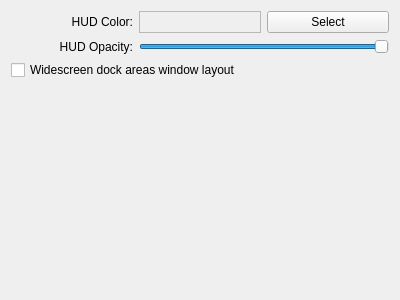
marek-cel/mscsim-cc0, file src/gui/PageGeneral.ui: the form before one commit.
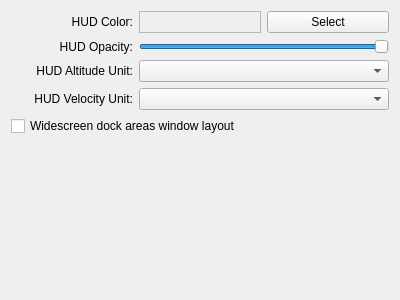
The form after the commit. Custom widgets are drawn as their Qt base class.

```diff
--- a/src/gui/PageGeneral.ui
+++ b/src/gui/PageGeneral.ui
@@ -17,6 +17,19 @@
    <locale language="English" country="UnitedStates"/>
   </property>
   <layout class="QGridLayout" name="gridLayout">
+   <item row="3" column="0">
+    <widget class="QLabel" name="labelHudVelocity">
+     <property name="text">
+      <string>HUD Velocity Unit:</string>
+     </property>
+     <property name="alignment">
+      <set>Qt::AlignRight|Qt::AlignTrailing|Qt::AlignVCenter</set>
+     </property>
+     <property name="buddy">
+      <cstring>comboBoxHudVelocity</cstring>
+     </property>
+    </widget>
+   </item>
    <item row="0" column="2">
     <widget class="QPushButton" name="pushButtonHudColor">
      <property name="text">
@@ -37,7 +50,7 @@
      </property>
     </widget>
    </item>
-   <item row="3" column="0" colspan="3">
+   <item row="6" column="0" colspan="3">
     <spacer name="verticalSpacer">
      <property name="orientation">
       <enum>Qt::Vertical</enum>
@@ -89,15 +102,46 @@
      </property>
     </widget>
    </item>
-   <item row="2" column="0" colspan="3">
+   <item row="5" column="0" colspan="3">
     <widget class="QCheckBox" name="checkBoxWidescreen">
      <property name="text">
       <string>Widescreen dock areas window layout</string>
      </property>
     </widget>
    </item>
+   <item row="2" column="0">
+    <widget class="QLabel" name="labelHudAltitude">
+     <property name="text">
+      <string>HUD Altitude Unit:</string>
+     </property>
+     <property name="alignment">
+      <set>Qt::AlignRight|Qt::AlignTrailing|Qt::AlignVCenter</set>
+     </property>
+     <property name="buddy">
+      <cstring>comboBoxHudAltitude</cstring>
+     </property>
+    </widget>
+   </item>
+   <item row="2" column="1" colspan="2">
+    <widget class="ComboUnitsLength" name="comboBoxHudAltitude"/>
+   </item>
+   <item row="3" column="1" colspan="2">
+    <widget class="ComboUnitsVelocity" name="comboBoxHudVelocity"/>
+   </item>
   </layout>
  </widget>
+ <customwidgets>
+  <customwidget>
+   <class>ComboUnitsVelocity</class>
+   <extends>QComboBox</extends>
+   <header>gui/ComboUnitsVelocity.h</header>
+  </customwidget>
+  <customwidget>
+   <class>ComboUnitsLength</class>
+   <extends>QComboBox</extends>
+   <header>gui/ComboUnitsLength.h</header>
+  </customwidget>
+ </customwidgets>
  <tabstops>
   <tabstop>pushButtonHudColor</tabstop>
   <tabstop>sliderHudOpacity</tabstop>
```
Left out of the diff: 3 changed lines with no effect on the pictures.
